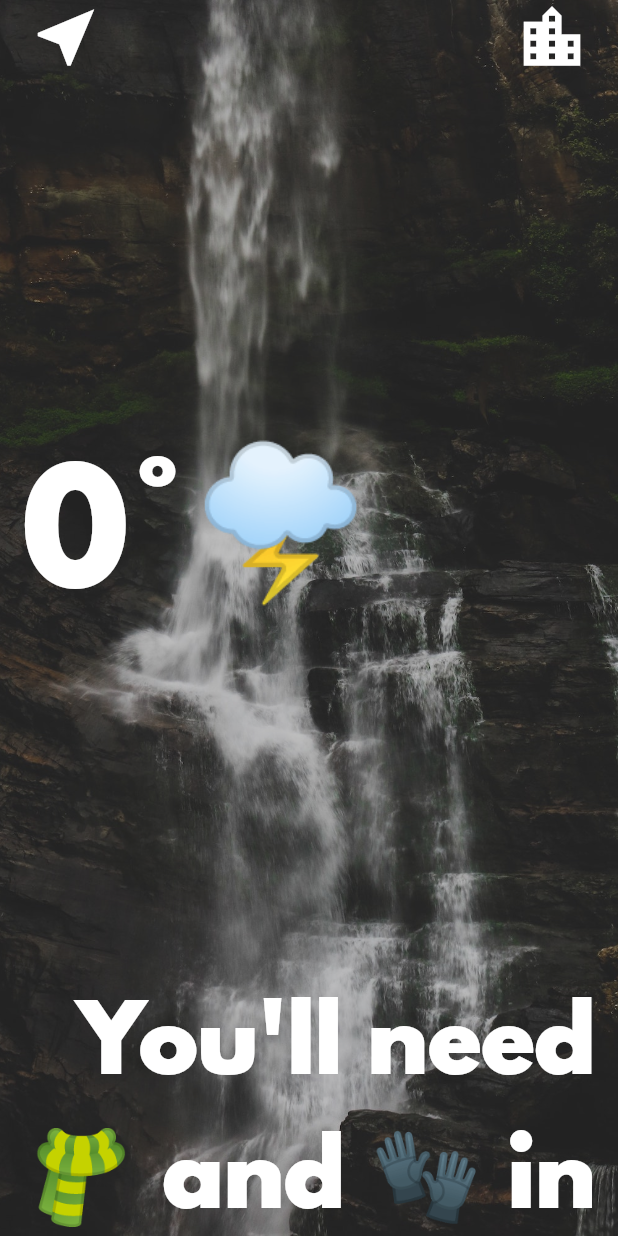
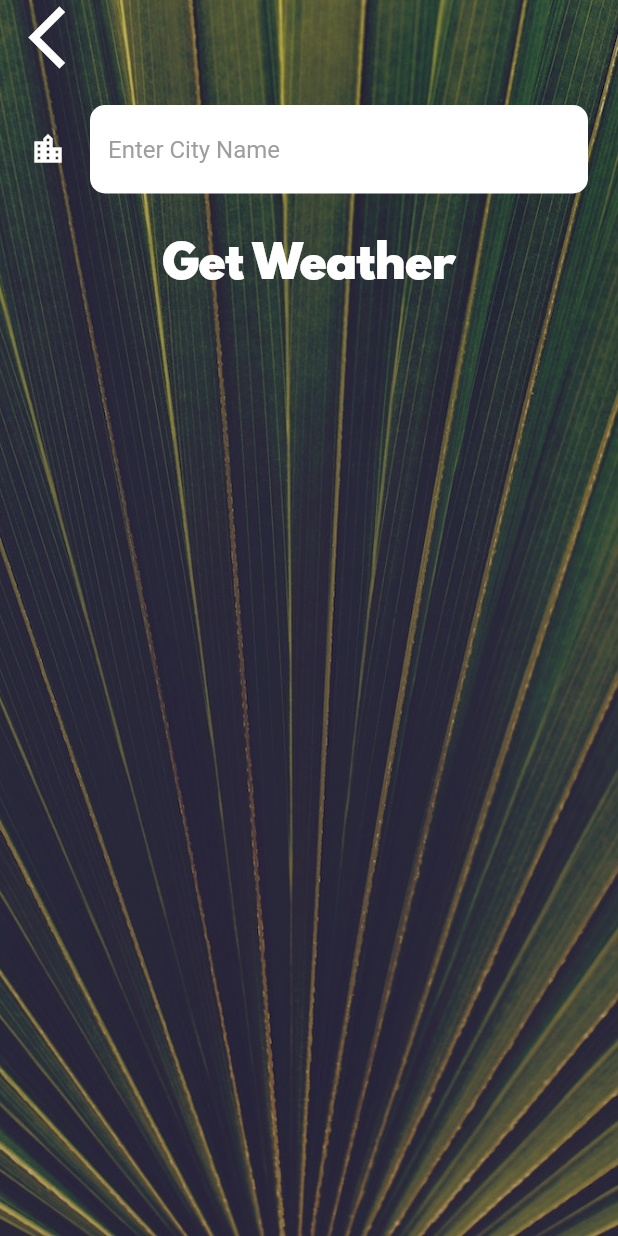
Before and after one commit to nrrf/weather_app_getx, a Flutter app: the LocationScreen screen opened directly with empty values, after a tap on the "location city" icon, on a phone screen of 412 x 824 dp. Run offline on Flutter 3.47's test engine with Material 2 defaults, Android fonts, the phone set to English and light mode, and no system bars; our stand-ins replace dio, flutter_spinkit, geolocator, get.

Commit message:
complete integration with CityScreen

```diff
--- a/lib/api/weather_api.dart
+++ b/lib/api/weather_api.dart
@@ -29,4 +29,21 @@ class WeatherApi{
       return null;
     }
   }
+
+  Future<Weather?> getCityWeather(String cityName) async {
+    try{
+      final response = await this._dio.get(
+        "$openWeatherMapURL?q=$cityName&appid=$apiKey&units=metric"
+      );
+
+      Map<String,dynamic> json = {};
+      json["id"]=response.data['weather'][0]['id'];
+      json["temp"]= response.data['main']['temp'];
+      json["city"]=response.data['name'];
+      return Weather.fromJson(json);
+    }catch(e){
+      print(e);
+      return null;
+    }
+  }
 }
--- /dev/null
+++ b/lib/controllers/city_controller.dart
@@ -0,0 +1,30 @@
+import 'package:get/state_manager.dart';
+import 'package:get/get.dart';
+import 'package:flutter/cupertino.dart';
+class CityController extends GetxController{
+  String _inputText = '';
+
+  void onInputTextChanged(String text){
+    this._inputText = text;
+  }
+
+  void goToBackWithData() {
+    if (this._inputText.trim().length > 0) {
+      Get.back(
+        result: this._inputText,
+      );
+    } else {
+      showCupertinoModalPopup(
+        context: Get.overlayContext!,
+        builder: (_) => CupertinoActionSheet(
+          title: Text('ERROR'),
+          message: Text("Ingrese un valor valido"),
+          cancelButton: CupertinoActionSheetAction(
+            child: Text('ACEPTAR'),
+            onPressed: () => Get.back(),
+          ),
+        ),
+      );
+    }
+  }
+}
--- a/lib/controllers/location_controller.dart
+++ b/lib/controllers/location_controller.dart
@@ -1,4 +1,5 @@
 import 'package:cloud_app_getx/controllers/weather_controller.dart';
+import 'package:cloud_app_getx/screens/city_screen.dart';
 import 'package:get/route_manager.dart';
 import 'package:cloud_app_getx/models/weather.dart';
 import 'package:get/state_manager.dart';
@@ -20,7 +21,23 @@ class LocationController extends GetxController {
     Weather? weather = await weatherController.loadLocationWeather();
     // Use of setters
     _weather!.id = weather!.id;
-    _weather!.temp= weather.temp;
+    _weather!.temp = weather.temp;
     _weather!.city = weather.city;
   }
+
+  Future<void> searchByCity() async {
+    final result = await Get.to(
+      CityScreen(),
+      transition: Transition.fade,
+    ) as String;
+    if (result != null) {
+      final weatherController = Get.find<WeatherController>();
+      Weather? weather = await weatherController.loadCityWeather(result);
+      _weather!.id = weather!.id;
+      _weather!.temp = weather.temp;
+      _weather!.city = weather.city;
+      print(weather.city);
+      print(weather.temp);
+    }
+  }
 }
--- a/lib/controllers/weather_controller.dart
+++ b/lib/controllers/weather_controller.dart
@@ -3,8 +3,7 @@ import 'package:cloud_app_getx/models/location.dart';
 import 'package:cloud_app_getx/models/weather.dart';
 import 'package:get/state_manager.dart';
 
-
-class WeatherController extends GetxController{
+class WeatherController extends GetxController {
   Weather? _weather;
   Weather? get weather => _weather;
 
@@ -14,10 +13,15 @@ class WeatherController extends GetxController{
     super.onInit();
   }
 
- Future<Weather?> loadLocationWeather() async {
-   Location location = Location();
-   await location.getCurrentLocation();
+  Future<Weather?> loadLocationWeather() async {
+    Location location = Location();
+    await location.getCurrentLocation();
 
-   return _weather = await WeatherApi.instance.getLocationWeather(location.latitude,location.longitude);
+    return _weather = await WeatherApi.instance
+        .getLocationWeather(location.latitude, location.longitude);
+  }
+
+  Future<dynamic> loadCityWeather(String cityName) async {
+    return _weather = await WeatherApi.instance.getCityWeather(cityName);
   }
 }
--- /dev/null
+++ b/lib/screens/city_screen.dart
@@ -0,0 +1,59 @@
+import 'package:cloud_app_getx/controllers/city_controller.dart';
+import 'package:cloud_app_getx/utilities/constants.dart';
+import 'package:flutter/material.dart';
+import 'package:get/get_state_manager/src/simple/get_state.dart';
+
+class CityScreen extends StatelessWidget {
+  @override
+  Widget build(BuildContext context) {
+    return GetBuilder<CityController>(
+      init: CityController(),
+      builder: (_) => Scaffold(
+        body: Container(
+          decoration: BoxDecoration(
+            image: DecorationImage(
+              image: AssetImage('images/city_background.jpg'),
+              fit: BoxFit.cover,
+            ),
+          ),
+          constraints: BoxConstraints.expand(),
+          child: SafeArea(
+            child: Column(
+              children: <Widget>[
+                Align(
+                  alignment: Alignment.topLeft,
+                  child: FlatButton(
+                    onPressed: () {
+                      Navigator.pop(context);
+                    },
+                    child: Icon(
+                      Icons.arrow_back_ios,
+                      size: 50.0,
+                    ),
+                  ),
+                ),
+                Container(
+                  padding: EdgeInsets.all(20.0),
+                  child: TextField(
+                    style: TextStyle(
+                      color: Colors.black,
+                    ),
+                    decoration: kTextFieldInputDecoration,
+                    onChanged: _.onInputTextChanged,
+                  ),
+                ),
+                FlatButton(
+                  onPressed:_.goToBackWithData,
+                  child: Text(
+                    'Get Weather',
+                    style: kButtonTextStyle,
+                  ),
+                ),
+              ],
+            ),
+          ),
+        ),
+      ),
+    );
+  }
+}
--- a/lib/screens/location_screen.dart
+++ b/lib/screens/location_screen.dart
@@ -37,20 +37,10 @@ class LocationScreen extends StatelessWidget {
                       ),
                     ),
                     FlatButton(
+                      // other option of onPressed:
+                      // onPressed: _searchByCity,
                       onPressed: () async {
-                        // var typedName = await Navigator.push(
-                        //   context,
-                        //   MaterialPageRoute(
-                        //     builder: (context) {
-                        //       return CityScreen();
-                        //     },
-                        //   ),
-                        // );
-                        // if (typedName != null) {
-                        //   var weatherData =
-                        //       await weatherModel.getCityWeather(typedName);
-                        //   updateUI(weatherData);
-                        // }
+                        _.searchByCity();
                       },
                       child: Icon(
                         Icons.location_city,
@@ -63,23 +53,29 @@ class LocationScreen extends StatelessWidget {
                   padding: EdgeInsets.only(left: 15.0),
                   child: Row(
                     children: <Widget>[
-                      Text(
+                      Obx(
+                        () => Text(
                           '${_.weather.temp}°',
                           style: kTempTextStyle,
                         ),
-                      Text(
+                      ),
+                      Obx(
+                        () => Text(
                           '${_.weather.weatherIcon}',
                           style: kConditionTextStyle,
+                        ),
                       ),
                     ],
                   ),
                 ),
                 Padding(
                   padding: EdgeInsets.only(right: 15.0),
-                  child: Text(
+                  child: Obx(
+                    () => Text(
                       "${_.weather.tempMessage} in ${_.weather.city}",
                       textAlign: TextAlign.right,
                       style: kMessageTextStyle,
+                    ),
                   ),
                 ),
               ],
```
Lines whose indentation alone changed are shown as unchanged.
